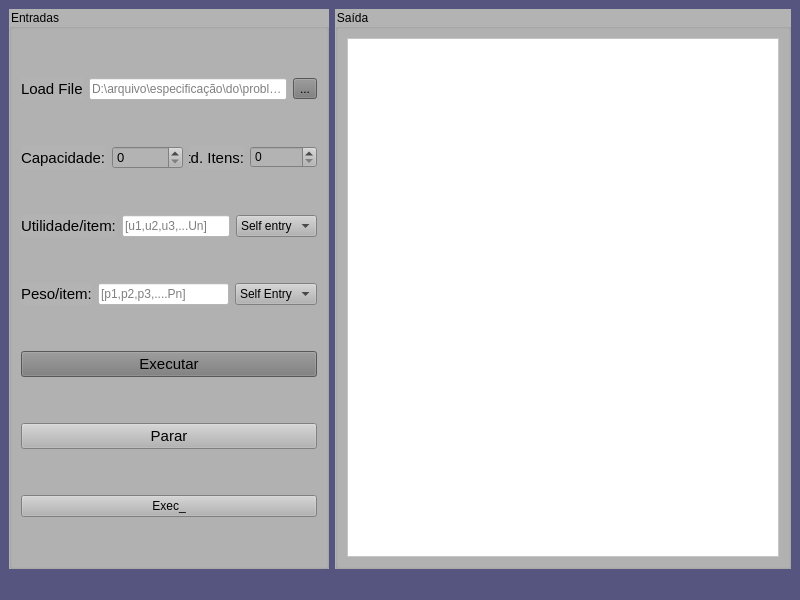
This is KSP_Problem/mainwindow.ui in Ernesto-Alves67/Knapsack_Problem as Qt 5 draws it before an edit. The edited form follows.
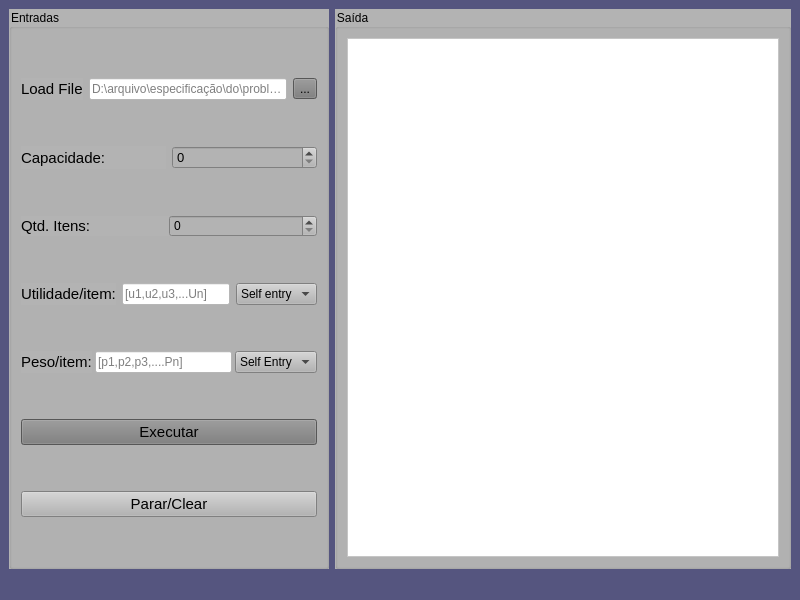
This is the edited form.

The edit to the form file:
```diff
--- a/KSP_Problem/mainwindow.ui
+++ b/KSP_Problem/mainwindow.ui
@@ -83,6 +83,12 @@
         <layout class="QHBoxLayout" name="horizontalLayout_2">
          <item>
           <widget class="QLabel" name="label">
+           <property name="minimumSize">
+            <size>
+             <width>20</width>
+             <height>20</height>
+            </size>
+           </property>
            <property name="font">
             <font>
              <pointsize>11</pointsize>
@@ -101,16 +107,29 @@
             </font>
            </property>
            <property name="maximum">
-            <number>1000000</number>
+            <number>100000000</number>
            </property>
           </widget>
          </item>
+        </layout>
+       </item>
+       <item>
+        <layout class="QHBoxLayout" name="horizontalLayout_6">
+         <property name="spacing">
+          <number>0</number>
+         </property>
          <item>
           <widget class="QLabel" name="label_2">
            <property name="minimumSize">
             <size>
              <width>20</width>
-             <height>0</height>
+             <height>10</height>
+            </size>
+           </property>
+           <property name="maximumSize">
+            <size>
+             <width>16777215</width>
+             <height>20</height>
             </size>
            </property>
            <property name="font">
@@ -122,14 +141,14 @@
             <string>Qtd. Itens:</string>
            </property>
            <property name="alignment">
-            <set>Qt::AlignRight|Qt::AlignTrailing|Qt::AlignVCenter</set>
+            <set>Qt::AlignLeading|Qt::AlignLeft|Qt::AlignVCenter</set>
            </property>
           </widget>
          </item>
          <item>
           <widget class="QSpinBox" name="sb_numItens">
            <property name="maximum">
-            <number>1000000</number>
+            <number>10000000</number>
            </property>
           </widget>
          </item>
@@ -183,6 +202,9 @@
        </item>
        <item>
         <layout class="QHBoxLayout" name="horizontalLayout_4">
+         <property name="spacing">
+          <number>3</number>
+         </property>
          <item>
           <widget class="QLabel" name="label_4">
            <property name="font">
@@ -247,14 +269,7 @@
           </font>
          </property>
          <property name="text">
-          <string>Parar</string>
-         </property>
-        </widget>
-       </item>
-       <item>
-        <widget class="QPushButton" name="btn_exec_2">
-         <property name="text">
-          <string>Exec_</string>
+          <string>Parar/Clear</string>
          </property>
         </widget>
        </item>
```
Left out of the diff: 2 changed lines with no effect on the pictures.
